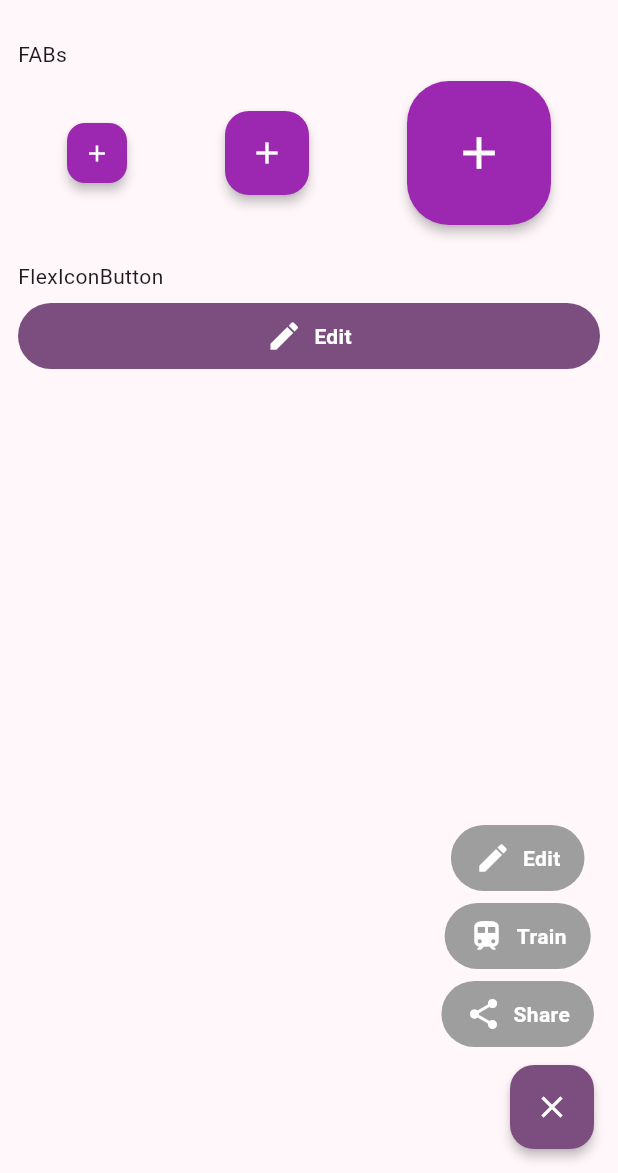
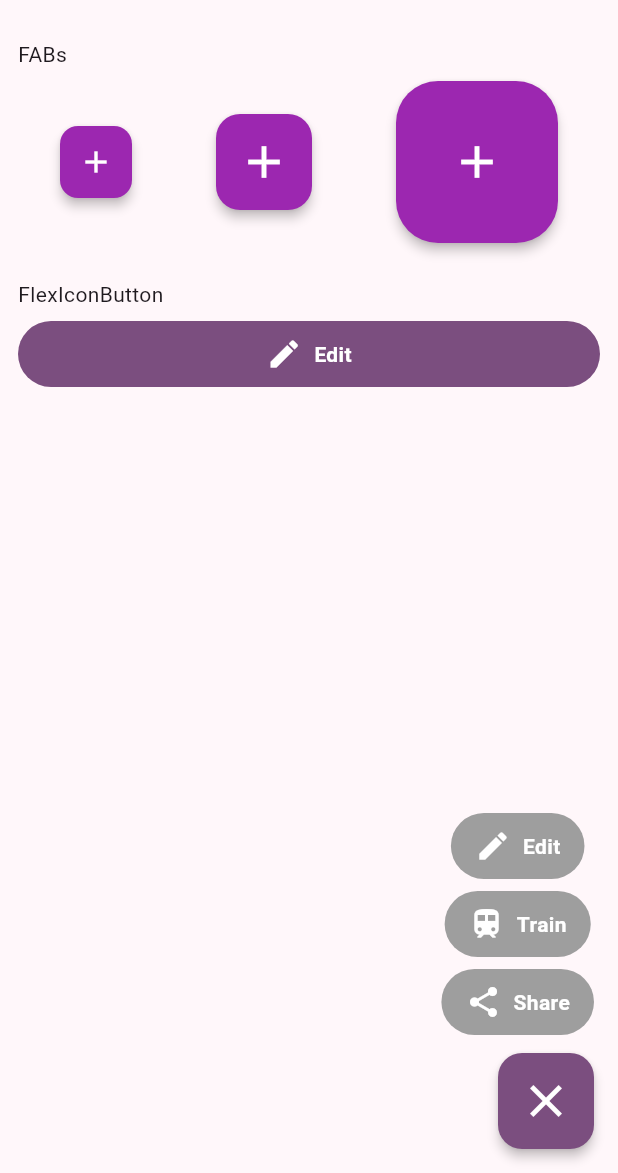
Before and after one commit to pochipochi-tudoi/m3_expressive_flutter, a Flutter app: the screen it shows after launch, after a tap on the "menu" icon, on a phone screen of 412 x 824 dp, the part 63-1236 px from its top. Run offline on Flutter 3.47's test engine with Material 3 defaults, Android fonts, the phone set to English and light mode, and no system bars.

Commit message:
fix: size

```diff
--- a/lib/src/fab/m3e_fab.dart
+++ b/lib/src/fab/m3e_fab.dart
@@ -34,7 +34,13 @@ class M3eFab {
     IconData icon = Icons.add,
     Color? color,
     Color? openColor,
-  }) => WithMenu(key: key, child: child, icon: icon, color: color, openColor: openColor);
+  }) => WithMenu(
+    key: key,
+    child: child,
+    icon: icon,
+    color: color,
+    openColor: openColor,
+  );
 }
 
 /* ---------------- 共通テーマ & コア実装（非公開） ---------------- */
@@ -52,11 +58,11 @@ class M3eFabTheme extends ThemeExtension<M3eFabTheme> {
   final Curve curve;
 
   const M3eFabTheme({
-    this.smallSize = const Size(40, 40),
+    this.smallSize = const Size(48, 48),
     this.smallRadius = 12,
-    this.regularSize = const Size(56, 56),
+    this.regularSize = const Size(64, 64),
     this.regularRadius = 16,
-    this.largeSize = const Size(96, 96),
+    this.largeSize = const Size(108, 108),
     this.largeRadius = 28,
     this.elevation = 3,
     this.duration = const Duration(milliseconds: 180),
```
